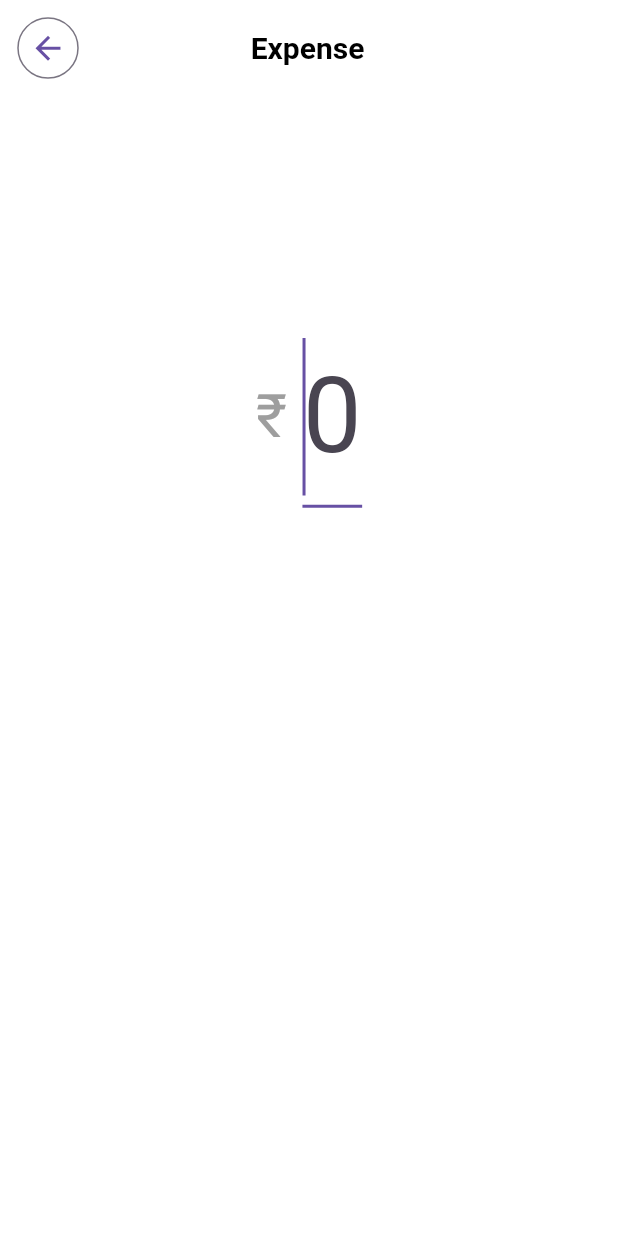
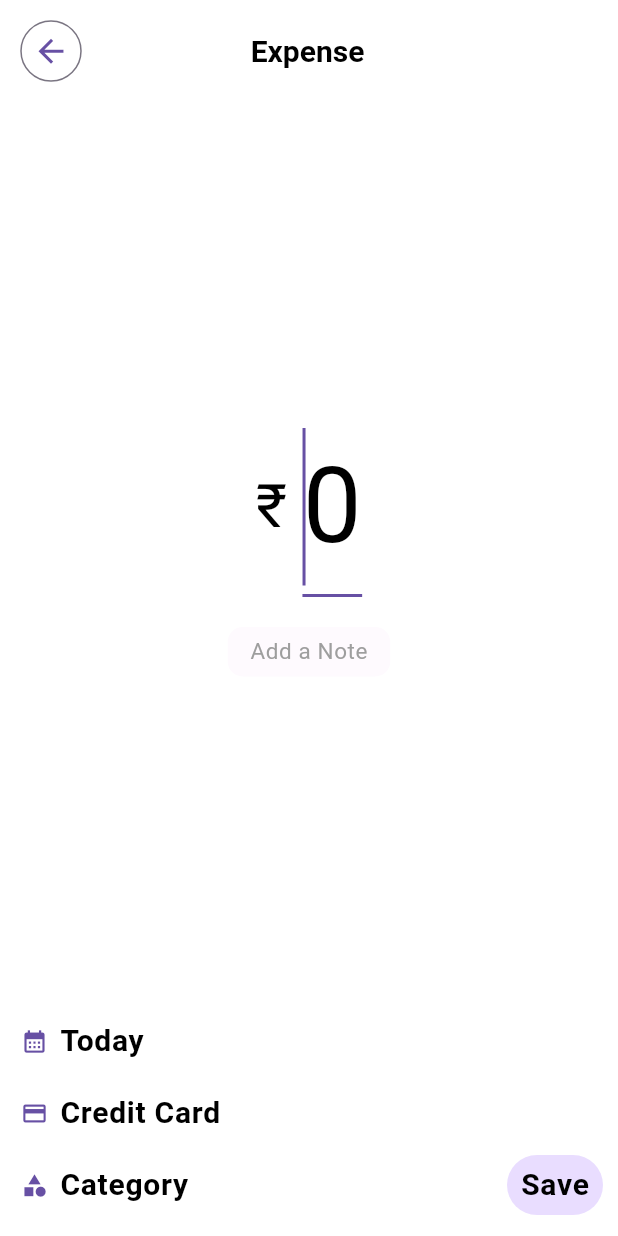
Before and after one commit to Tak1za/expenser, a Flutter app: the screen it shows after launch, after a tap on the "add" icon, on a phone screen of 412 x 824 dp. Run offline on Flutter 3.47's test engine with Material 3 defaults, Android fonts, the phone set to English and light mode, and no system bars; our stand-ins replace grouped_list; Roboto replaces fonts that are missing (Exo).

Commit message:
added ui elements to add expense page

```diff
--- a/lib/main.dart
+++ b/lib/main.dart
@@ -1,9 +1,15 @@
 import 'package:expenser/pages/home_page.dart';
 import 'package:flutter/material.dart';
+import 'package:flutter/services.dart';
 import './themes/themes.dart' as t;
 
 void main() {
-  runApp(const MyApp());
+  WidgetsFlutterBinding.ensureInitialized();
+  SystemChrome.setPreferredOrientations([DeviceOrientation.portraitUp]).then(
+    (value) => runApp(
+      const MyApp(),
+    ),
+  );
 }
 
 class MyApp extends StatelessWidget {
--- a/lib/pages/add_expense.dart
+++ b/lib/pages/add_expense.dart
@@ -4,7 +4,8 @@ import 'package:intl/intl.dart';
 class AddExpense extends StatelessWidget {
   AddExpense({super.key});
 
-  final _controller = TextEditingController();
+  final _amountController = TextEditingController();
+  final _noteController = TextEditingController();
   static const _locale = 'en_IN';
   String _formatNumber(String s) =>
       NumberFormat.decimalPattern(_locale).format(s != "" ? int.parse(s) : 0);
@@ -17,11 +18,11 @@ class AddExpense extends StatelessWidget {
       onTap: () => FocusManager.instance.primaryFocus?.unfocus(),
       child: Scaffold(
         body: SafeArea(
+          child: Padding(
+            padding: const EdgeInsets.all(10),
             child: Column(
               children: [
-              Padding(
-                padding: const EdgeInsets.all(8),
-                child: Row(
+                Row(
                   mainAxisAlignment: MainAxisAlignment.spaceBetween,
                   children: [
                     IconButton.outlined(
@@ -48,54 +49,57 @@ class AddExpense extends StatelessWidget {
                     ),
                   ],
                 ),
-              ),
                 Expanded(
-                child: Padding(
-                  padding: const EdgeInsets.all(8),
-                  child: SingleChildScrollView(
-                    child: SizedBox(
-                      height: MediaQuery.of(context).size.height / 2,
                   child: Column(
                     mainAxisAlignment: MainAxisAlignment.center,
                     children: [
-                          Column(
-                            crossAxisAlignment: CrossAxisAlignment.center,
-                            children: [
-                              Container(
+                      IntrinsicWidth(
+                        child: Container(
                           constraints: BoxConstraints(
-                                  maxWidth:
-                                      MediaQuery.of(context).size.width / 1.5,
+                            maxWidth: MediaQuery.of(context).size.width / 1.5,
                           ),
-                                child: IntrinsicWidth(
                           child: Row(
                             children: [
                               Text(
                                 '$_currency ',
-                                        style: const TextStyle(
+                                style: TextStyle(
                                   fontSize: 40,
+                                  color: Theme.of(context)
+                                      .textTheme
+                                      .headlineLarge
+                                      ?.color,
                                 ),
                               ),
                               Expanded(
                                 child: TextField(
                                   autofocus: true,
-                                          controller: _controller,
+                                  controller: _amountController,
                                   keyboardType: TextInputType.number,
-                                          decoration: const InputDecoration(
-                                            border: UnderlineInputBorder(),
+                                  decoration: InputDecoration(
+                                    border: const UnderlineInputBorder(),
                                     hintText: '0',
+                                    hintStyle: TextStyle(
+                                      color: Theme.of(context)
+                                          .textTheme
+                                          .headlineLarge
+                                          ?.color,
                                     ),
-                                          style: const TextStyle(
+                                  ),
+                                  textInputAction: TextInputAction.next,
+                                  style: TextStyle(
                                     fontSize: 70,
+                                    color: Theme.of(context)
+                                        .textTheme
+                                        .headlineLarge
+                                        ?.color,
                                   ),
                                   onChanged: (string) {
                                     string = _formatNumber(
                                       string.replaceAll(',', ''),
                                     );
-                                            _controller.value =
-                                                TextEditingValue(
+                                    _amountController.value = TextEditingValue(
                                       text: string,
-                                              selection:
-                                                  TextSelection.collapsed(
+                                      selection: TextSelection.collapsed(
                                         offset: string.length,
                                       ),
                                     );
@@ -106,6 +110,104 @@ class AddExpense extends StatelessWidget {
                           ),
                         ),
                       ),
+                      const SizedBox(
+                        height: 20,
+                      ),
+                      IntrinsicWidth(
+                        child: Container(
+                          decoration: BoxDecoration(
+                            color: Theme.of(context).colorScheme.background,
+                            borderRadius: const BorderRadius.all(
+                              Radius.circular(10),
+                            ),
+                          ),
+                          constraints: BoxConstraints(
+                            maxWidth: MediaQuery.of(context).size.width / 1.5,
+                          ),
+                          padding: const EdgeInsets.symmetric(
+                            horizontal: 15,
+                            vertical: 5,
+                          ),
+                          child: TextField(
+                            controller: _noteController,
+                            maxLines: null,
+                            decoration: InputDecoration.collapsed(
+                              hintText: 'Add a Note',
+                              hintStyle: Theme.of(context).textTheme.bodySmall,
+                            ),
+                            textInputAction: TextInputAction.done,
+                            style: TextStyle(
+                              fontSize: Theme.of(context)
+                                  .textTheme
+                                  .bodySmall
+                                  ?.fontSize,
+                              color: Theme.of(context)
+                                  .textTheme
+                                  .headlineLarge
+                                  ?.color,
+                            ),
+                          ),
+                        ),
+                      ),
+                    ],
+                  ),
+                ),
+                Row(
+                  mainAxisAlignment: MainAxisAlignment.spaceBetween,
+                  crossAxisAlignment: CrossAxisAlignment.end,
+                  children: [
+                    Column(
+                      crossAxisAlignment: CrossAxisAlignment.start,
+                      children: [
+                        TextButton.icon(
+                          onPressed: () {},
+                          icon: const Icon(
+                            Icons.calendar_month,
+                          ),
+                          label: Text(
+                            'Today',
+                            style: Theme.of(context).textTheme.labelMedium,
+                          ),
+                        ),
+                        TextButton.icon(
+                          onPressed: () {},
+                          icon: const Icon(
+                            Icons.credit_card,
+                          ),
+                          label: Text(
+                            'Credit Card',
+                            style: Theme.of(context).textTheme.labelMedium,
+                          ),
+                        ),
+                        TextButton.icon(
+                          onPressed: () {},
+                          icon: const Icon(
+                            Icons.category,
+                          ),
+                          label: Text(
+                            'Category',
+                            style: Theme.of(context).textTheme.labelMedium,
+                          ),
+                        ),
+                      ],
+                    ),
+                    TextButton(
+                      onPressed: () {},
+                      style: ButtonStyle(
+                        backgroundColor: MaterialStatePropertyAll(
+                          Theme.of(context).colorScheme.primaryContainer,
+                        ),
+                        shape: MaterialStateProperty.all(
+                          RoundedRectangleBorder(
+                            borderRadius: BorderRadius.circular(20),
+                          ),
+                        ),
+                      ),
+                      child: Text(
+                        'Save',
+                        style: Theme.of(context).textTheme.labelMedium,
+                      ),
+                    ),
                   ],
                 ),
               ],
@@ -113,11 +215,6 @@ class AddExpense extends StatelessWidget {
           ),
         ),
       ),
-              )
-            ],
-          ),
-        ),
-      ),
     );
   }
 }
```
Lines whose indentation alone changed are shown as unchanged.
